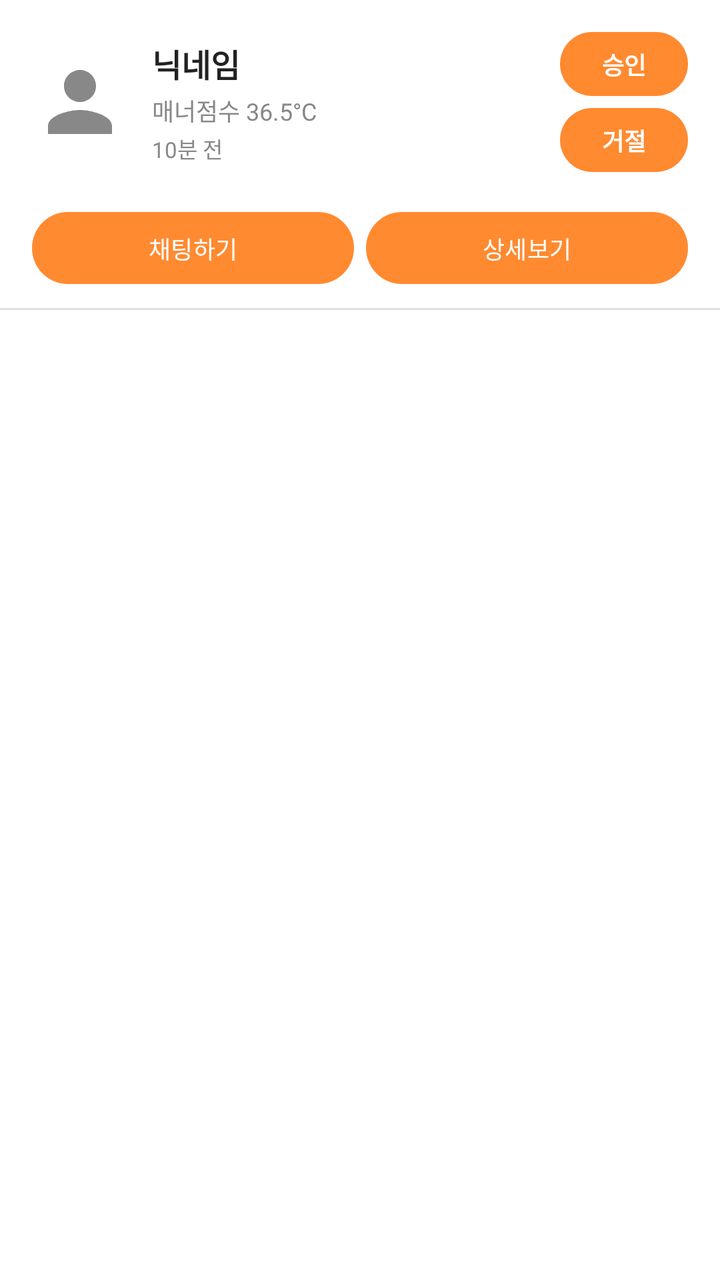
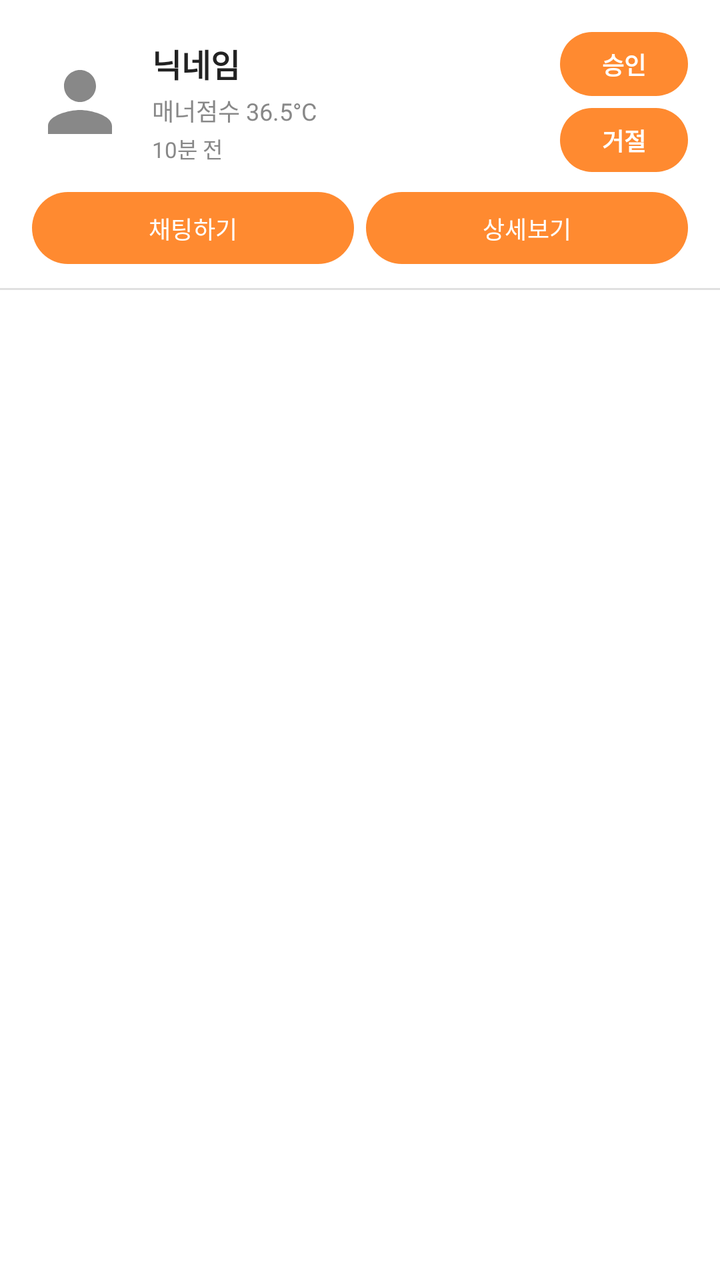

The first picture is an Android layout as it rendered before a commit; the second is the same layout after the commit. The layout source and the unified diff follow.
<!-- AndroidManifest.xml: application theme Theme.Honbabapp -->
<!-- res/layout/rv_campaign_applicant_item.xml -->
<androidx.constraintlayout.widget.ConstraintLayout
    xmlns:android="http://schemas.android.com/apk/res/android"
    xmlns:app="http://schemas.android.com/apk/res-auto"
    android:layout_width="match_parent"
    android:layout_height="wrap_content"
    android:background="@color/bg_100">

    
    <LinearLayout
        android:id="@+id/layout_action_buttons"
        android:layout_width="wrap_content"
        android:layout_height="wrap_content"
        android:orientation="vertical"
        android:layout_marginEnd="16dp"
        android:layout_marginTop="16dp"
        app:layout_constraintTop_toTopOf="parent"
        app:layout_constraintEnd_toEndOf="parent">

        <Button
            android:id="@+id/btn_approve"
            android:layout_width="64dp"
            android:layout_height="32dp"
            android:minHeight="0dp"
            android:text="승인"
            android:textColor="@color/white"
            android:textSize="12sp"
            android:textStyle="bold"
            android:textAllCaps="false"
            android:includeFontPadding="false"
            android:gravity="center"
            android:paddingHorizontal="0dp"
            android:paddingVertical="0dp"
            android:background="@drawable/button_primary_background"
            android:layout_marginBottom="6dp" />

        <Button
            android:id="@+id/btn_reject"
            android:layout_width="64dp"
            android:layout_height="32dp"
            android:minHeight="0dp"
            android:text="거절"
            android:textColor="@color/white"
            android:textSize="12sp"
            android:textStyle="bold"
            android:textAllCaps="false"
            android:includeFontPadding="false"
            android:gravity="center"
            android:paddingHorizontal="0dp"
            android:paddingVertical="0dp"
            android:background="@drawable/button_primary_background" />

    </LinearLayout>

    
    <ImageView
        android:id="@+id/iv_applicant_avatar"
        android:layout_width="48dp"
        android:layout_height="48dp"
        android:layout_marginStart="16dp"
        android:src="@drawable/ic_profile"
        android:background="@android:color/transparent"
        android:scaleType="centerCrop"
        app:layout_constraintStart_toStartOf="parent"
        app:layout_constraintTop_toTopOf="@id/layout_action_buttons"
        app:layout_constraintBottom_toBottomOf="@id/layout_action_buttons"
        app:layout_constraintEnd_toStartOf="@id/layout_applicant_info" />

    
    <LinearLayout
        android:id="@+id/layout_applicant_info"
        android:layout_width="0dp"
        android:layout_height="wrap_content"
        android:orientation="vertical"
        android:layout_marginStart="12dp"
        android:layout_marginEnd="12dp"
        app:layout_constraintTop_toTopOf="@id/iv_applicant_avatar"
        app:layout_constraintBottom_toBottomOf="@id/iv_applicant_avatar"
        app:layout_constraintStart_toEndOf="@id/iv_applicant_avatar"
        app:layout_constraintEnd_toStartOf="@id/layout_action_buttons">

        <TextView
            android:id="@+id/tv_applicant_nickname"
            android:layout_width="match_parent"
            android:layout_height="wrap_content"
            android:text="닉네임"
            android:textColor="@color/text_100"
            android:textSize="16sp"
            android:textStyle="bold"
            android:maxLines="1"
            android:ellipsize="end"
            android:layout_marginBottom="3dp" />

        <TextView
            android:id="@+id/tv_applicant_manner"
            android:layout_width="match_parent"
            android:layout_height="wrap_content"
            android:text="매너점수 36.5°C"
            android:textColor="@color/text_200"
            android:textSize="12sp"
            android:layout_marginBottom="2dp" />

        <TextView
            android:id="@+id/tv_apply_time"
            android:layout_width="wrap_content"
            android:layout_height="wrap_content"
            android:text="10분 전"
            android:textColor="@color/text_200"
            android:textSize="11sp" />

    </LinearLayout>

    
    <LinearLayout
        android:id="@+id/layout_sns_badges"
        android:layout_width="0dp"
        android:layout_height="wrap_content"
        android:orientation="horizontal"
        android:gravity="center_vertical"
        android:layout_marginStart="16dp"
        android:layout_marginTop="10dp"
        app:layout_constraintTop_toBottomOf="@id/layout_action_buttons"
        app:layout_constraintStart_toStartOf="parent"
        app:layout_constraintEnd_toEndOf="parent">

        <LinearLayout
            android:id="@+id/layout_instagram_badge"
            android:layout_width="wrap_content"
            android:layout_height="24dp"
            android:orientation="horizontal"
            android:gravity="center_vertical"
            android:background="@drawable/chip_button_background"
            android:paddingHorizontal="8dp"
            android:layout_marginEnd="6dp"
            android:visibility="gone">

            <TextView
                android:id="@+id/tv_instagram_id"
                android:layout_width="wrap_content"
                android:layout_height="wrap_content"
                android:textColor="@color/text_100"
                android:textSize="11sp"
                android:maxLines="1"
                android:ellipsize="end" />

        </LinearLayout>

        <LinearLayout
            android:id="@+id/layout_blog_badge"
            android:layout_width="wrap_content"
            android:layout_height="24dp"
            android:orientation="horizontal"
            android:gravity="center_vertical"
            android:background="@drawable/chip_button_background"
            android:paddingHorizontal="8dp"
            android:visibility="gone">

            <TextView
                android:id="@+id/tv_blog_id"
                android:layout_width="wrap_content"
                android:layout_height="wrap_content"
                android:textColor="@color/text_100"
                android:textSize="11sp"
                android:maxLines="1"
                android:ellipsize="end" />

        </LinearLayout>

        <TextView
            android:id="@+id/tv_no_sns"
            android:layout_width="wrap_content"
            android:layout_height="wrap_content"
            android:text="SNS 미등록"
            android:textColor="@color/text_200"
            android:textSize="11sp"
            android:visibility="gone" />

    </LinearLayout>

    
    <LinearLayout
        android:id="@+id/layout_bottom_buttons"
        android:layout_width="0dp"
        android:layout_height="wrap_content"
        android:orientation="horizontal"
        android:layout_marginStart="16dp"
        android:layout_marginEnd="16dp"
        android:layout_marginTop="10dp"
        app:layout_constraintTop_toBottomOf="@id/layout_sns_badges"
        app:layout_constraintStart_toStartOf="parent"
        app:layout_constraintEnd_toEndOf="parent">

        <Button
            android:id="@+id/btn_chat"
            android:layout_width="0dp"
            android:layout_height="36dp"
            android:layout_weight="1"
            android:minHeight="0dp"
            android:text="채팅하기"
            android:textColor="@color/white"
            android:textSize="12sp"
            android:textAllCaps="false"
            android:includeFontPadding="false"
            android:gravity="center"
            android:paddingVertical="0dp"
            android:background="@drawable/button_primary_background"
            android:layout_marginEnd="6dp" />

        <Button
            android:id="@+id/btn_view_detail"
            android:layout_width="0dp"
            android:layout_height="36dp"
            android:layout_weight="1"
            android:minHeight="0dp"
            android:text="상세보기"
            android:textColor="@color/white"
            android:textSize="12sp"
            android:textAllCaps="false"
            android:includeFontPadding="false"
            android:gravity="center"
            android:paddingVertical="0dp"
            android:background="@drawable/button_primary_background" />

    </LinearLayout>

    <View
        android:layout_width="0dp"
        android:layout_height="1dp"
        android:background="@color/border_100"
        android:layout_marginTop="12dp"
        android:layout_marginBottom="16dp"
        app:layout_constraintTop_toBottomOf="@id/layout_bottom_buttons"
        app:layout_constraintStart_toStartOf="parent"
        app:layout_constraintEnd_toEndOf="parent" />

</androidx.constraintlayout.widget.ConstraintLayout>
<!-- resources referenced by this layout -->
<resources>
  <color name="bg_100">#FFFFFF</color>
  <color name="border_100">#E0E0E0</color>
  <color name="text_100">#222222</color>
  <color name="text_200">#888888</color>
  <color name="white">#FFFFFFFF</color>
  <!-- drawable button_primary_background (drawable) -->
  <?xml version="1.0" encoding="utf-8"?>
  <shape xmlns:android="http://schemas.android.com/apk/res/android">
      <solid android:color="@color/primary_100" />
      <corners android:radius="20dp" />
  </shape>
  <!-- drawable chip_button_background (drawable) -->
  <?xml version="1.0" encoding="utf-8"?>
  <selector xmlns:android="http://schemas.android.com/apk/res/android">
  
      
      <item android:state_selected="true">
          <shape android:shape="rectangle">
              <stroke android:width="1dp" android:color="@color/primary_100" />
              <corners android:radius="20dp" />
          </shape>
      </item>
  
      
      <item>
          <shape android:shape="rectangle">
              <solid android:color="@color/white" />
              <stroke android:width="1dp" android:color="@color/bg_200" />
              <corners android:radius="20dp" />
          </shape>
      </item>
  
  </selector>
  <!-- drawable ic_profile (drawable) -->
  <vector xmlns:android="http://schemas.android.com/apk/res/android"
      android:width="24dp"
      android:height="24dp"
      android:viewportWidth="24"
      android:viewportHeight="24">
      <path
          android:fillColor="@color/text_200"
          android:pathData="M12,12c2.21,0 4,-1.79 4,-4s-1.79,-4 -4,-4 -4,1.79 -4,4 1.79,4 4,4zM12,14c-2.67,0 -8,1.34 -8,4v2h16v-2c0,-2.66 -5.33,-4 -8,-4z"/>
  </vector>
  <style name="Theme.Honbabapp" parent="Base.Theme.Honbabapp">
          <item name="android:windowIsTranslucent">true</item>
      </style>
  <color name="primary_100">#FF8A30</color>
  <color name="bg_200">#F7F7F7</color>
  <style name="Base.Theme.Honbabapp" parent="Theme.Material3.Light.NoActionBar">
          
          <item name="colorPrimary">@color/primary_100</item>
          <item name="colorPrimaryVariant">@color/primary_200</item>
          <item name="colorOnPrimary">@android:color/white</item>
  
          
          <item name="colorSecondary">@color/accent_100</item>
          <item name="colorSecondaryVariant">@color/accent_200</item>
          <item name="colorOnSecondary">@android:color/white</item>
  
          
          <item name="android:colorBackground">@color/bg_100</item>
          <item name="colorSurface">@color/white</item>
          <item name="colorOnSurface">@color/text_100</item>
  
          
          <item name="android:statusBarColor">@android:color/white</item>
          <item name="android:windowLightStatusBar">true</item>
          
      </style>
  <color name="primary_200">#FF6F0F</color>
  <color name="accent_100">#00C7AE</color>
  <color name="accent_200">#2B2B2B</color>
</resources>

<!-- the commit's change to res/layout/rv_campaign_applicant_item.xml (unified diff, before → after) -->
@@ -111,73 +111,6 @@
 
     
     <LinearLayout
-        android:id="@+id/layout_sns_badges"
-        android:layout_width="0dp"
-        android:layout_height="wrap_content"
-        android:orientation="horizontal"
-        android:gravity="center_vertical"
-        android:layout_marginStart="16dp"
-        android:layout_marginTop="10dp"
-        app:layout_constraintTop_toBottomOf="@id/layout_action_buttons"
-        app:layout_constraintStart_toStartOf="parent"
-        app:layout_constraintEnd_toEndOf="parent">
-
-        <LinearLayout
-            android:id="@+id/layout_instagram_badge"
-            android:layout_width="wrap_content"
-            android:layout_height="24dp"
-            android:orientation="horizontal"
-            android:gravity="center_vertical"
-            android:background="@drawable/chip_button_background"
-            android:paddingHorizontal="8dp"
-            android:layout_marginEnd="6dp"
-            android:visibility="gone">
-
-            <TextView
-                android:id="@+id/tv_instagram_id"
-                android:layout_width="wrap_content"
-                android:layout_height="wrap_content"
-                android:textColor="@color/text_100"
-                android:textSize="11sp"
-                android:maxLines="1"
-                android:ellipsize="end" />
-
-        </LinearLayout>
-
-        <LinearLayout
-            android:id="@+id/layout_blog_badge"
-            android:layout_width="wrap_content"
-            android:layout_height="24dp"
-            android:orientation="horizontal"
-            android:gravity="center_vertical"
-            android:background="@drawable/chip_button_background"
-            android:paddingHorizontal="8dp"
-            android:visibility="gone">
-
-            <TextView
-                android:id="@+id/tv_blog_id"
-                android:layout_width="wrap_content"
-                android:layout_height="wrap_content"
-                android:textColor="@color/text_100"
-                android:textSize="11sp"
-                android:maxLines="1"
-                android:ellipsize="end" />
-
-        </LinearLayout>
-
-        <TextView
-            android:id="@+id/tv_no_sns"
-            android:layout_width="wrap_content"
-            android:layout_height="wrap_content"
-            android:text="SNS 미등록"
-            android:textColor="@color/text_200"
-            android:textSize="11sp"
-            android:visibility="gone" />
-
-    </LinearLayout>
-
-    
-    <LinearLayout
         android:id="@+id/layout_bottom_buttons"
         android:layout_width="0dp"
         android:layout_height="wrap_content"
@@ -185,7 +118,7 @@
         android:layout_marginStart="16dp"
         android:layout_marginEnd="16dp"
         android:layout_marginTop="10dp"
-        app:layout_constraintTop_toBottomOf="@id/layout_sns_badges"
+        app:layout_constraintTop_toBottomOf="@id/layout_action_buttons"
         app:layout_constraintStart_toStartOf="parent"
         app:layout_constraintEnd_toEndOf="parent">
 
<!-- resource entries referenced after the edit -->
@@ -11,28 +11,6 @@
       <solid android:color="@color/primary_100" />
       <corners android:radius="20dp" />
   </shape>
-  <!-- drawable chip_button_background (drawable) -->
-  <?xml version="1.0" encoding="utf-8"?>
-  <selector xmlns:android="http://schemas.android.com/apk/res/android">
-  
-      
-      <item android:state_selected="true">
-          <shape android:shape="rectangle">
-              <stroke android:width="1dp" android:color="@color/primary_100" />
-              <corners android:radius="20dp" />
-          </shape>
-      </item>
-  
-      
-      <item>
-          <shape android:shape="rectangle">
-              <solid android:color="@color/white" />
-              <stroke android:width="1dp" android:color="@color/bg_200" />
-              <corners android:radius="20dp" />
-          </shape>
-      </item>
-  
-  </selector>
   <!-- drawable ic_profile (drawable) -->
   <vector xmlns:android="http://schemas.android.com/apk/res/android"
       android:width="24dp"
@@ -47,7 +25,6 @@
           <item name="android:windowIsTranslucent">true</item>
       </style>
   <color name="primary_100">#FF8A30</color>
-  <color name="bg_200">#F7F7F7</color>
   <style name="Base.Theme.Honbabapp" parent="Theme.Material3.Light.NoActionBar">
           
           <item name="colorPrimary">@color/primary_100</item>
